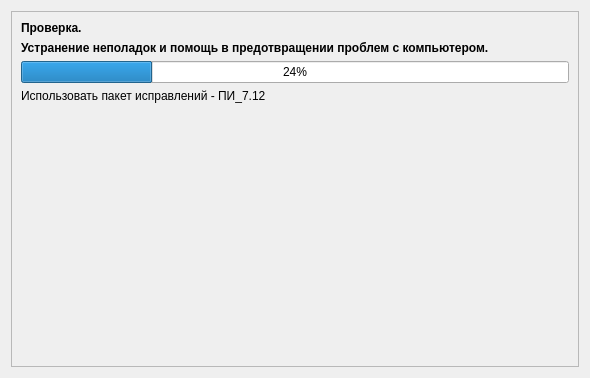
First picture: the form in src/app/2.ui, repository AntProBasealt/wizard, before the edit.
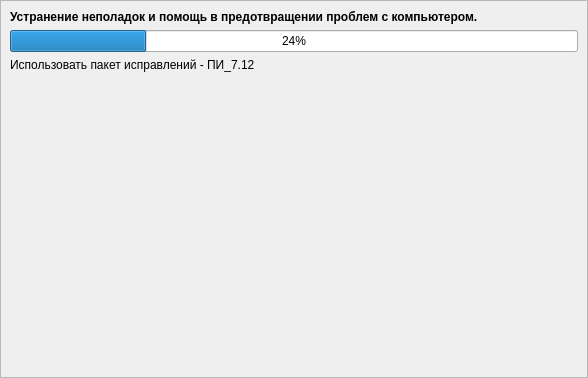
Second picture: the form after the edit.

Patch:
```diff
--- a/src/app/2.ui
+++ b/src/app/2.ui
@@ -14,6 +14,21 @@
    <string>Form</string>
   </property>
   <layout class="QGridLayout" name="gridLayout">
+   <property name="leftMargin">
+    <number>0</number>
+   </property>
+   <property name="topMargin">
+    <number>0</number>
+   </property>
+   <property name="rightMargin">
+    <number>0</number>
+   </property>
+   <property name="bottomMargin">
+    <number>0</number>
+   </property>
+   <property name="spacing">
+    <number>0</number>
+   </property>
    <item row="1" column="0" colspan="2">
     <widget class="QFrame" name="frame">
      <property name="frameShape">
@@ -23,7 +38,7 @@
       <enum>QFrame::Raised</enum>
      </property>
      <layout class="QGridLayout" name="gridLayout_2">
-      <item row="8" column="0" colspan="2">
+      <item row="7" column="0" colspan="2">
        <spacer name="verticalSpacer">
         <property name="orientation">
          <enum>Qt::Vertical</enum>
@@ -36,34 +51,21 @@
         </property>
        </spacer>
       </item>
-      <item row="0" column="0">
-       <widget class="QLabel" name="label_3">
-        <property name="font">
-         <font>
-          <weight>75</weight>
-          <bold>true</bold>
-         </font>
-        </property>
-        <property name="text">
-         <string>Проверка.</string>
-        </property>
-       </widget>
-      </item>
-      <item row="5" column="0">
+      <item row="4" column="0">
        <widget class="QLabel" name="label_2">
         <property name="text">
          <string>Использовать пакет исправлений - ПИ_7.12</string>
         </property>
        </widget>
       </item>
-      <item row="2" column="0" colspan="2">
+      <item row="1" column="0" colspan="2">
        <widget class="QProgressBar" name="progressBar">
         <property name="value">
          <number>24</number>
         </property>
        </widget>
       </item>
-      <item row="1" column="0">
+      <item row="0" column="0">
        <widget class="QLabel" name="label">
         <property name="font">
          <font>
```
